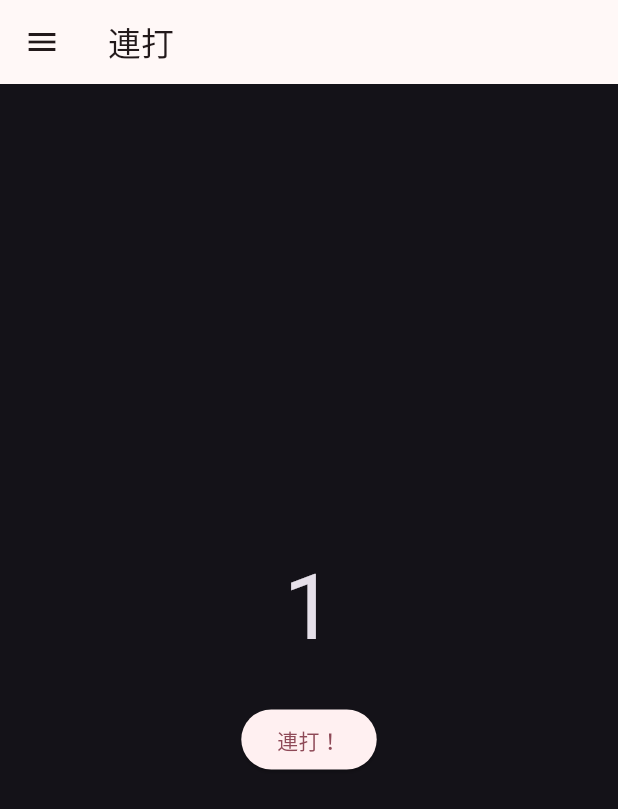
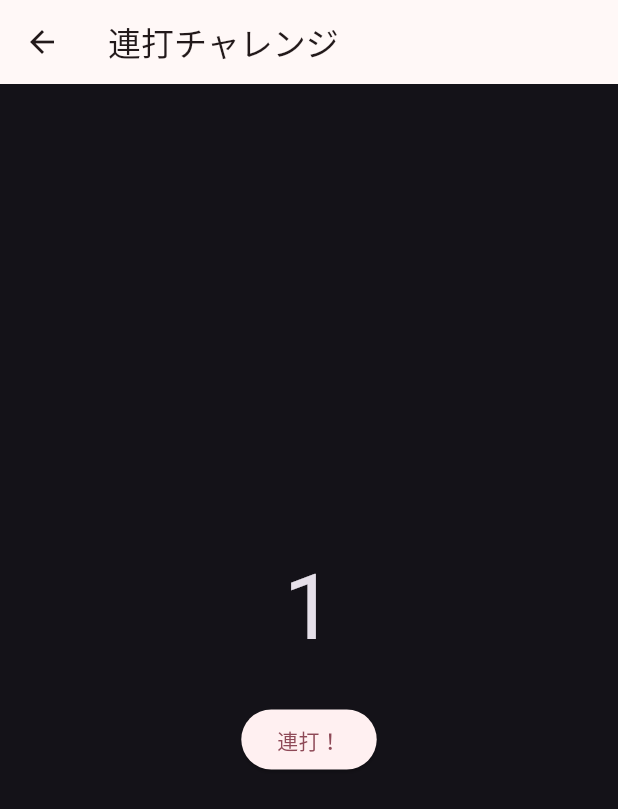
Before and after one commit to 18QUAD/18quad, a Flutter app: the HomeScreen screen opened by its route, after a tap on "連打！", on a phone screen of 412 x 824 dp. Shown: the top 809 px of the screen. Run offline on Flutter 3.47's test engine with Material 3 defaults, Android fonts, the phone set to English and light mode, and no system bars; our stand-ins replace cloud_firestore, firebase_auth, firebase_core; accounts and stored records are empty.

Commit message:
ロールバック後3回目

```diff
--- a/lib/screens/home_screen.dart
+++ b/lib/screens/home_screen.dart
@@ -1,7 +1,8 @@
 import 'package:flutter/material.dart';
 import 'package:firebase_auth/firebase_auth.dart';
 import 'package:cloud_firestore/cloud_firestore.dart';
-import '../widgets/app_drawer.dart';
+
+import '../widgets/app_scaffold.dart';
 
 class HomeScreen extends StatefulWidget {
   const HomeScreen({super.key});
@@ -21,8 +22,11 @@ class _HomeScreenState extends State<HomeScreen> {
   }
 
   Future<void> _loadCount() async {
-    final uid = FirebaseAuth.instance.currentUser!.uid;
-    final doc = await FirebaseFirestore.instance.collection('counts').doc(uid).get();
+    final uid = FirebaseAuth.instance.currentUser?.uid;
+    if (uid == null) return;
+
+    final doc =
+        await FirebaseFirestore.instance.collection('counts').doc(uid).get();
     setState(() {
       _count = doc.data()?['count'] ?? 0;
       _isLoading = false;
@@ -30,19 +34,24 @@ class _HomeScreenState extends State<HomeScreen> {
   }
 
   Future<void> _incrementCount() async {
-    final uid = FirebaseAuth.instance.currentUser!.uid;
+    final uid = FirebaseAuth.instance.currentUser?.uid;
+    if (uid == null) return;
+
     setState(() {
       _count++;
     });
-    await FirebaseFirestore.instance.collection('counts').doc(uid).set({'count': _count});
+
+    await FirebaseFirestore.instance
+        .collection('counts')
+        .doc(uid)
+        .set({'count': _count});
   }
 
   @override
   Widget build(BuildContext context) {
-    return Scaffold(
-      appBar: AppBar(title: const Text('連打')),
-      drawer: const AppDrawer(),
-      body: Center(
+    return AppScaffold(
+      title: '連打チャレンジ',
+      child: Center(
         child: _isLoading
             ? const CircularProgressIndicator()
             : Column(
```
